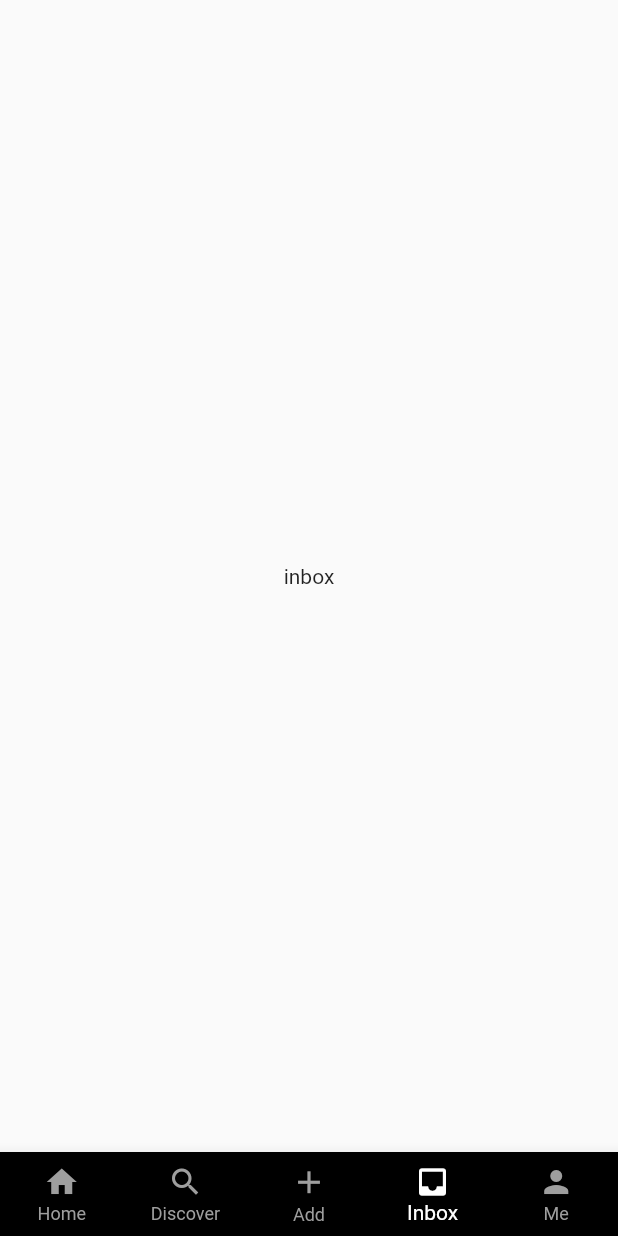
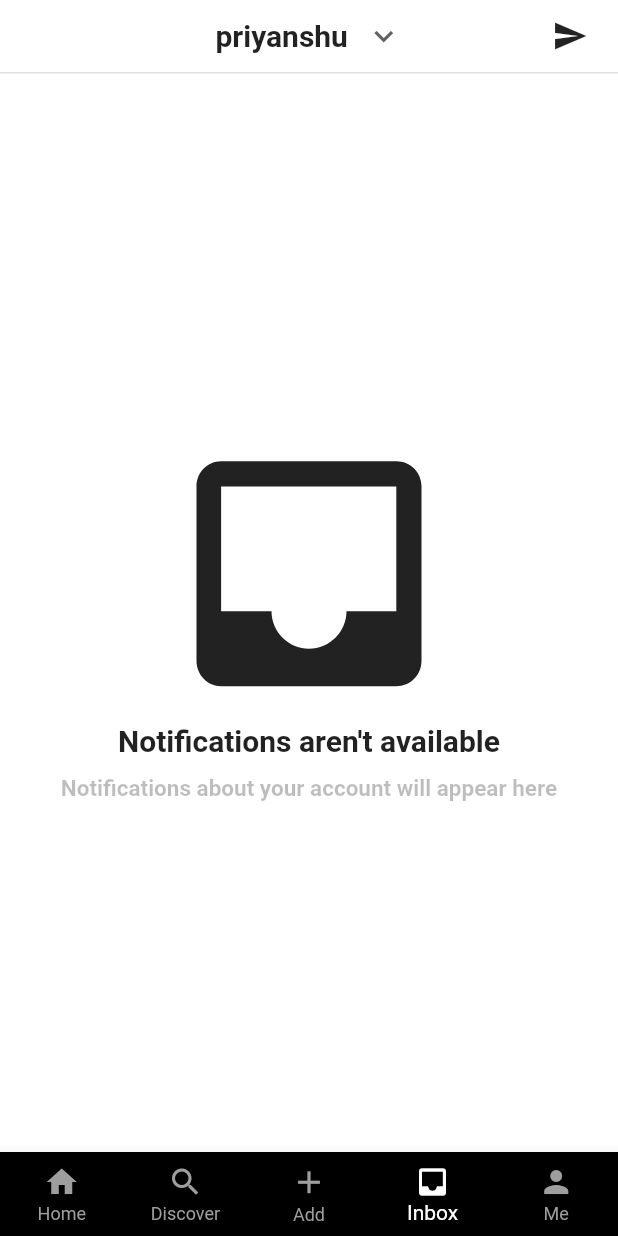
Before and after one commit to Priyanshu078/tiktok_clone, a Flutter app: the screen it shows after launch, item 4 of the bottom bar chosen, on a phone screen of 412 x 824 dp. Run offline on Flutter 3.47's test engine with Material 2 defaults, Android fonts, the light colour scheme and no system bars.

Commit message:
added a message screen to the app

```diff
--- a/lib/pages/about.dart
+++ b/lib/pages/about.dart
@@ -22,6 +22,7 @@ class _AboutState extends State<About> with TickerProviderStateMixin {
   Widget build(BuildContext context) {
     TabController _tabController = TabController(length: 2, vsync: this);
     return Scaffold(
+        backgroundColor: Colors.white,
         body: SafeArea(
           child: Column(
             children: [
@@ -272,7 +273,8 @@ class _AboutState extends State<About> with TickerProviderStateMixin {
                   padding: const EdgeInsets.only(top: 5.0, bottom: 5.0),
                   child: GridView.builder(
                       itemCount: 10,
-                  gridDelegate: const SliverGridDelegateWithMaxCrossAxisExtent(
+                      gridDelegate:
+                          const SliverGridDelegateWithMaxCrossAxisExtent(
                               maxCrossAxisExtent: 200,
                               childAspectRatio: 1,
                               crossAxisSpacing: 0,
@@ -293,7 +295,8 @@ class _AboutState extends State<About> with TickerProviderStateMixin {
                   padding: const EdgeInsets.only(top: 5.0, bottom: 5.0),
                   child: GridView.builder(
                       itemCount: 10,
-                  gridDelegate: const SliverGridDelegateWithMaxCrossAxisExtent(
+                      gridDelegate:
+                          const SliverGridDelegateWithMaxCrossAxisExtent(
                               maxCrossAxisExtent: 200,
                               crossAxisSpacing: 0,
                               mainAxisSpacing: 0,
--- a/lib/pages/add.dart
+++ b/lib/pages/add.dart
@@ -11,6 +11,7 @@ class _AddState extends State<Add> {
   @override
   Widget build(BuildContext context) {
     return Scaffold(
+      backgroundColor: Colors.white,
       body: Center(child: Text("Add")),
     );
   }
--- a/lib/pages/discover.dart
+++ b/lib/pages/discover.dart
@@ -11,6 +11,7 @@ class _DiscoverState extends State<Discover> {
   @override
   Widget build(BuildContext context) {
     return Scaffold(
+      backgroundColor: Colors.white,
       body: Center(child: Text("discover")),
     );
   }
--- a/lib/pages/inbox.dart
+++ b/lib/pages/inbox.dart
@@ -8,10 +8,106 @@ class Inbox extends StatefulWidget {
 }
 
 class _InboxState extends State<Inbox> {
+  String dropdownvalue = "priyanshu";
+
+  var items = [
+    "priyanshu",
+    "priyanshu1",
+    "priyanshu2",
+    "priyanshu3",
+    "priyanshu4"
+  ];
+
   @override
   Widget build(BuildContext context) {
     return Scaffold(
-      body: Center(child: Text("inbox")),
-    );
+        backgroundColor: Colors.white,
+        body: SafeArea(
+          child: Column(
+            children: [
+              Row(
+                mainAxisAlignment: MainAxisAlignment.spaceBetween,
+                children: [
+                  Padding(
+                    padding: const EdgeInsets.only(left: 8.0),
+                    child: IconButton(
+                      splashColor: Colors.transparent,
+                      highlightColor: Colors.transparent,
+                      onPressed: () {},
+                      icon: Icon(Icons.send),
+                      color: Colors.white,
+                    ),
+                  ),
+                  DropdownButton(
+                    // Initial Value
+                    value: dropdownvalue,
+
+                    underline: Container(),
+
+                    // Down Arrow Icon
+                    icon: const Icon(
+                      Icons.keyboard_arrow_down,
+                      size: 25,
+                    ),
+
+                    // Array list of items
+                    items: items.map((String items) {
+                      return DropdownMenuItem(
+                        value: items,
+                        child: Text(
+                          items,
+                          style: TextStyle(
+                              fontSize: 20,
+                              color: Colors.black87,
+                              fontWeight: FontWeight.w700),
+                        ),
+                      );
+                    }).toList(),
+                    // After selecting the desired option,it will
+                    // change button value to selected value
+                    onChanged: (String? newValue) {
+                      setState(() {
+                        dropdownvalue = newValue!;
+                      });
+                    },
+                  ),
+                  Padding(
+                    padding: const EdgeInsets.only(right: 8.0),
+                    child: IconButton(onPressed: () {}, icon: Icon(Icons.send)),
+                  )
+                ],
+              ),
+              Container(
+                height: 1,
+                color: Colors.black12,
+              ),
+              Expanded(
+                child: Center(
+                    child: Column(
+                  mainAxisAlignment: MainAxisAlignment.center,
+                  children: [
+                    Icon(
+                      Icons.inbox,
+                      size: 200,
+                    ),
+                    Text(
+                      "Notifications aren't available",
+                      style:
+                          TextStyle(fontSize: 20, fontWeight: FontWeight.bold),
+                    ),
+                    SizedBox(
+                      height: MediaQuery.of(context).size.height / 75,
+                    ),
+                    Text("Notifications about your account will appear here",
+                        style: TextStyle(
+                            fontSize: 15,
+                            fontWeight: FontWeight.bold,
+                            color: Colors.black26))
+                  ],
+                )),
+              )
+            ],
+          ),
+        ));
   }
 }
```
Lines whose indentation alone changed are shown as unchanged.
